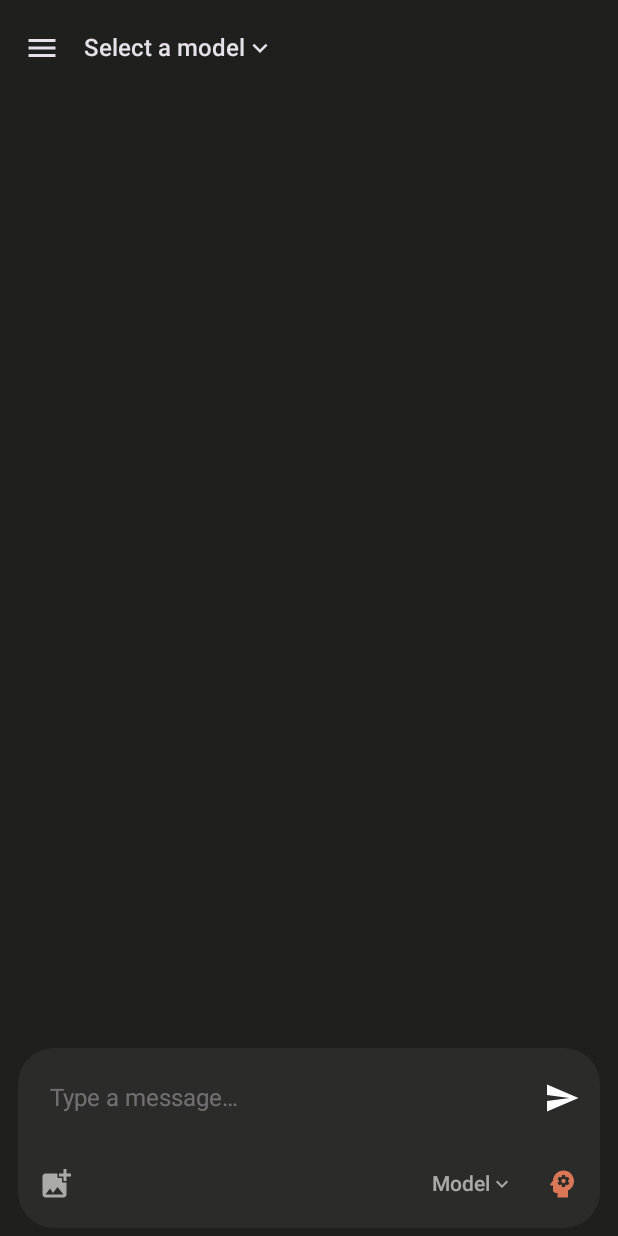
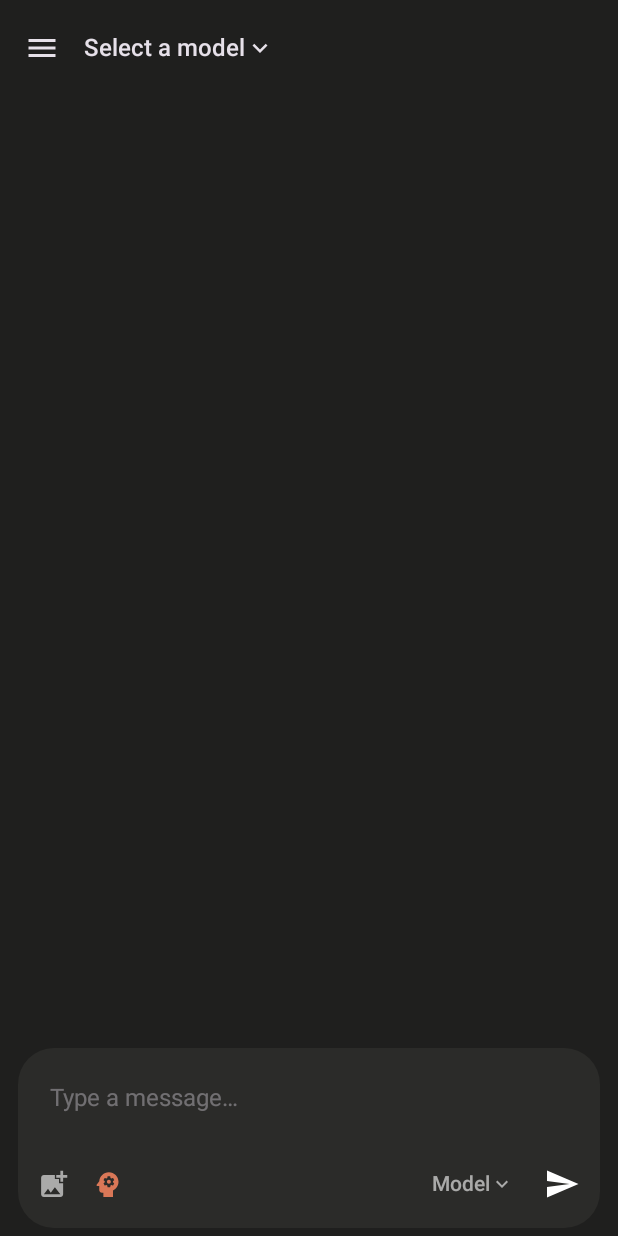
Before and after one commit to cotizcesar/warped, an Android app built with Jetpack Compose: the ChatScreen screen opened through its navigation route, on a phone screen of 412 x 824 dp. Run offline under Robolectric (Android 15) with nearby library versions, the light colour scheme and no system bars; our stand-ins replace Dagger/Hilt's generated code; 1 statement that could not run was skipped.

Commit message:
fix: rearrange input layout - row1 input only, row2 left(icons) right(model+send)

```diff
--- a/app/src/main/java/com/warped/ui/chat/components/ChatInputBar.kt
+++ b/app/src/main/java/com/warped/ui/chat/components/ChatInputBar.kt
@@ -1,6 +1,5 @@
 package com.warped.ui.chat.components
 
-import androidx.compose.foundation.layout.navigationBarsPadding
 import androidx.compose.foundation.layout.*
 import androidx.compose.material.icons.Icons
 import androidx.compose.material.icons.automirrored.filled.Send
@@ -45,15 +44,11 @@ fun ChatInputBar(
             .padding(horizontal = 12.dp, vertical = 5.dp)
     ) {
         Column(modifier = Modifier.padding(5.dp)) {
-            // Row 1: Text input + send/stop button
-            Row(
-                modifier = Modifier.fillMaxWidth(),
-                verticalAlignment = Alignment.CenterVertically
-            ) {
+            // Row 1: Input only
             OutlinedTextField(
                 value = text,
                 onValueChange = onTextChange,
-                    modifier = Modifier.weight(1f),
+                modifier = Modifier.fillMaxWidth(),
                 placeholder = { Text(stringResource(R.string.type_message)) },
                 enabled = !isGenerating && canSend,
                 maxLines = 4,
@@ -66,43 +61,44 @@ fun ChatInputBar(
                     unfocusedContainerColor = Color.Transparent
                 )
             )
-                Spacer(Modifier.width(8.dp))
-                if (isGenerating) {
-                    IconButton(onClick = onStop, modifier = Modifier.size(40.dp)) {
-                        Icon(Icons.Filled.Stop, contentDescription = "Stop", tint = Color.White, modifier = Modifier.size(24.dp))
-                    }
-                } else {
-                    IconButton(onClick = onSend, enabled = canSend && text.isNotBlank(), modifier = Modifier.size(40.dp)) {
-                        Icon(Icons.AutoMirrored.Filled.Send, contentDescription = "Send", tint = Color.White, modifier = Modifier.size(24.dp))
-                    }
-                }
-            }
 
             Spacer(Modifier.height(5.dp))
 
-            // Row 2: Image button (left), model picker + reasoning (right)
+            // Row 2: Left (image + brain) | Right (model + send/stop)
             Row(
                 modifier = Modifier.fillMaxWidth(),
                 verticalAlignment = Alignment.CenterVertically
             ) {
-                IconButton(onClick = onAddImage, modifier = Modifier.size(40.dp)) {
-                    Icon(Icons.Filled.AddPhotoAlternate, "Add image", tint = Color.White.copy(alpha = 0.6f), modifier = Modifier.size(24.dp))
+                // Left group
+                Row(verticalAlignment = Alignment.CenterVertically) {
+                    IconButton(onClick = onAddImage, modifier = Modifier.size(36.dp)) {
+                        Icon(Icons.Filled.AddPhotoAlternate, "Add image",
+                            tint = Color.White.copy(alpha = 0.6f), modifier = Modifier.size(22.dp))
+                    }
+                    IconButton(onClick = onToggleReasoning, modifier = Modifier.size(36.dp)) {
+                        Icon(Icons.Filled.Psychology, "Reasoning",
+                            tint = if (reasoningEnabled) MaterialTheme.colorScheme.primary else Color.White.copy(alpha = 0.3f),
+                            modifier = Modifier.size(22.dp))
+                    }
                 }
 
                 Spacer(Modifier.weight(1f))
 
-                // Model picker button with dropdown
+                // Right group: Model dropdown + send/stop
                 var modelExpanded by remember { mutableStateOf(false) }
-                val modelLabel = selectedModelId?.substringAfterLast("/") ?: "Model"
                 Box {
                     TextButton(onClick = { modelExpanded = true }) {
-                        Text(modelLabel, color = Color.White.copy(alpha = 0.6f), maxLines = 1)
-                        Icon(Icons.Filled.KeyboardArrowDown, null, tint = Color.White.copy(alpha = 0.6f), modifier = Modifier.size(16.dp))
+                        Text(
+                            selectedModelId?.substringAfterLast("/") ?: "Model",
+                            color = Color.White.copy(alpha = 0.6f),
+                            maxLines = 1
+                        )
+                        Icon(Icons.Filled.KeyboardArrowDown, null,
+                            tint = Color.White.copy(alpha = 0.6f), modifier = Modifier.size(16.dp))
                     }
                     DropdownMenu(
                         expanded = modelExpanded,
-                        onDismissRequest = { modelExpanded = false },
-                        modifier = Modifier.align(Alignment.TopEnd)
+                        onDismissRequest = { modelExpanded = false }
                     ) {
                         localModels.forEach { model ->
                             DropdownMenuItem(
@@ -131,16 +127,16 @@ fun ChatInputBar(
                     }
                 }
 
-                // Reasoning toggle
-                IconButton(onClick = onToggleReasoning, modifier = Modifier.size(40.dp)) {
-                    Icon(
-                        Icons.Filled.Psychology,
-                        contentDescription = "Reasoning",
-                        tint = if (reasoningEnabled) MaterialTheme.colorScheme.primary else Color.White.copy(alpha = 0.3f),
-                        modifier = Modifier.size(24.dp)
-                    )
+                if (isGenerating) {
+                    IconButton(onClick = onStop, modifier = Modifier.size(40.dp)) {
+                        Icon(Icons.Filled.Stop, "Stop", tint = Color.White, modifier = Modifier.size(24.dp))
+                    }
+                } else {
+                    IconButton(onClick = onSend, enabled = canSend && text.isNotBlank(), modifier = Modifier.size(40.dp)) {
+                        Icon(Icons.AutoMirrored.Filled.Send, "Send", tint = Color.White, modifier = Modifier.size(24.dp))
                     }
                 }
             }
         }
     }
+}
```
Lines whose indentation alone changed are shown as unchanged.
